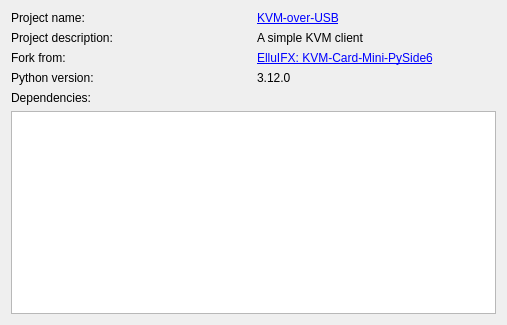
Qt form client/ui/ui_resource/about.ui (wevsty/KVM-over-USB) before a commit.
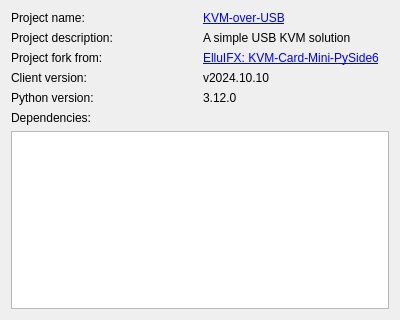
The same form after that commit.

Commit message: Adding a version number to the about window.

Diff of the .ui file:
```diff
--- a/client/ui/ui_resource/about.ui
+++ b/client/ui/ui_resource/about.ui
@@ -6,8 +6,8 @@
    <rect>
     <x>0</x>
     <y>0</y>
-    <width>507</width>
-    <height>325</height>
+    <width>400</width>
+    <height>320</height>
    </rect>
   </property>
   <property name="windowTitle">
@@ -15,9 +15,7 @@
   </property>
   <layout class="QVBoxLayout" name="verticalLayout">
    <item>
-    <layout class="QVBoxLayout" name="verticalLayout_0">
-     <item>
-      <layout class="QHBoxLayout" name="horizontalLayout">
+    <layout class="QHBoxLayout" name="horizontalLayout_1">
        <item>
         <widget class="QLabel" name="label_project_name_key">
          <property name="text">
@@ -52,11 +50,9 @@
        <item>
         <widget class="QLabel" name="label_project_description_key">
          <property name="text">
-          <string>A simple KVM client</string>
-         </property>
-        </widget>
-       </item>
-      </layout>
+        <string>A simple USB KVM solution</string>
+       </property>
+      </widget>
      </item>
     </layout>
    </item>
@@ -65,7 +61,7 @@
      <item>
       <widget class="QLabel" name="label_fork_from_key">
        <property name="text">
-        <string>Fork from:</string>
+        <string>Project fork from:</string>
        </property>
       </widget>
      </item>
@@ -84,6 +80,24 @@
    <item>
     <layout class="QHBoxLayout" name="horizontalLayout_4">
      <item>
+      <widget class="QLabel" name="label_client_version_key">
+       <property name="text">
+        <string>Client version:</string>
+       </property>
+      </widget>
+     </item>
+     <item>
+      <widget class="QLabel" name="label_client_version_value">
+       <property name="text">
+        <string notr="true">v2024.10.10</string>
+       </property>
+      </widget>
+     </item>
+    </layout>
+   </item>
+   <item>
+    <layout class="QHBoxLayout" name="horizontalLayout_5">
+     <item>
       <widget class="QLabel" name="label_python_version_key">
        <property name="text">
         <string>Python version:</string>
```
Left out of the diff: 7 changed lines with no effect on the pictures. Lines whose indentation alone changed are shown as unchanged. The commit also changes 5 other files.
